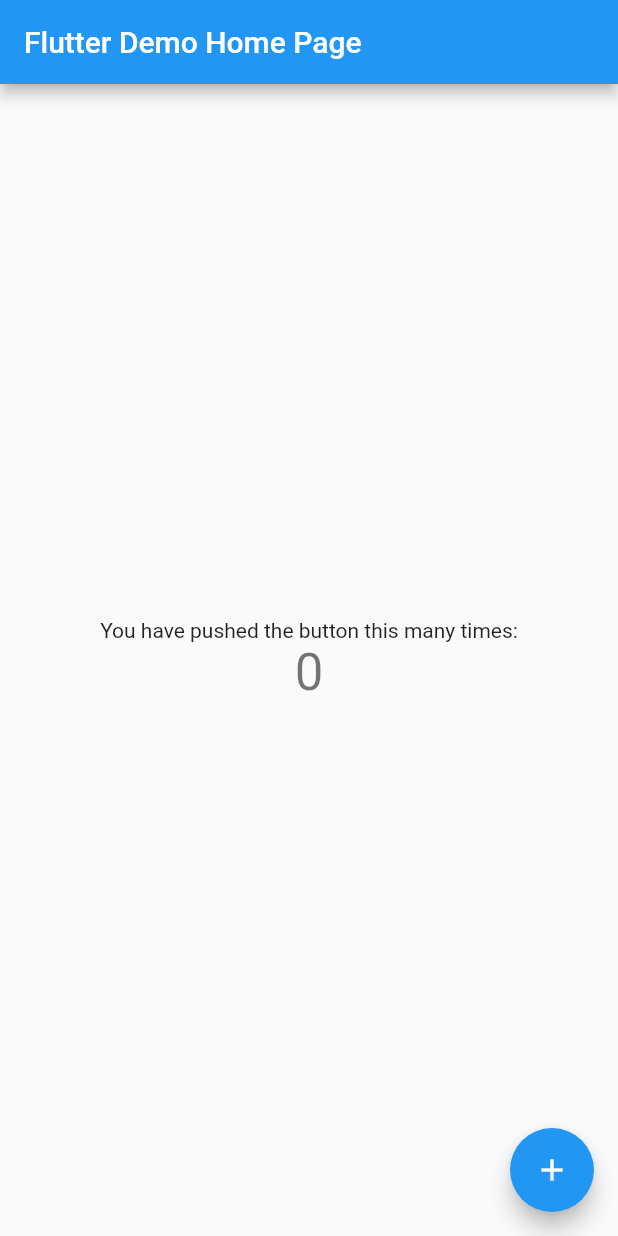
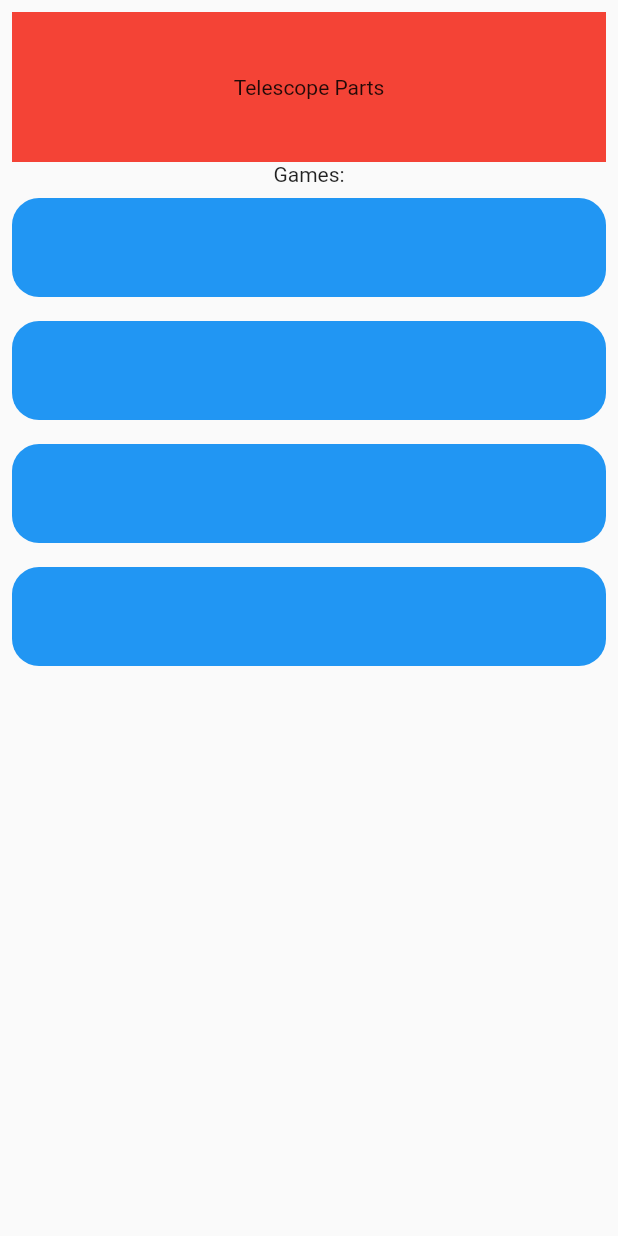
Before and after one commit to technodumb/Space-Scraper, a Flutter app: the screen it shows after launch, on a phone screen of 412 x 824 dp. Run offline on Flutter 3.47's test engine with Material 2 defaults, Android fonts, the phone set to English and light mode, and no system bars.

Commit message:
first commit

```diff
--- a/lib/main.dart
+++ b/lib/main.dart
@@ -1,4 +1,6 @@
 import 'package:flutter/material.dart';
+
+import 'screens/HomeScreen/home_screen.dart';
 
 void main() {
   runApp(const MyApp());
@@ -11,105 +13,7 @@
   @override
   Widget build(BuildContext context) {
     return MaterialApp(
-      title: 'Flutter Demo',
-      theme: ThemeData(
-        // This is the theme of your application.
-        //
-        // Try running your application with "flutter run". You'll see the
-        // application has a blue toolbar. Then, without quitting the app, try
-        // changing the primarySwatch below to Colors.green and then invoke
-        // "hot reload" (press "r" in the console where you ran "flutter run",
-        // or simply save your changes to "hot reload" in a Flutter IDE).
-        // Notice that the counter didn't reset back to zero; the application
-        // is not restarted.
-        primarySwatch: Colors.blue,
-      ),
-      home: const MyHomePage(title: 'Flutter Demo Home Page'),
+      home: HomeScreen(),
     );
   }
 }
-
-class MyHomePage extends StatefulWidget {
-  const MyHomePage({super.key, required this.title});
-
-  // This widget is the home page of your application. It is stateful, meaning
-  // that it has a State object (defined below) that contains fields that affect
-  // how it looks.
-
-  // This class is the configuration for the state. It holds the values (in this
-  // case the title) provided by the parent (in this case the App widget) and
-  // used by the build method of the State. Fields in a Widget subclass are
-  // always marked "final".
-
-  final String title;
-
-  @override
-  State<MyHomePage> createState() => _MyHomePageState();
-}
-
-class _MyHomePageState extends State<MyHomePage> {
-  int _counter = 0;
-
-  void _incrementCounter() {
-    setState(() {
-      // This call to setState tells the Flutter framework that something has
-      // changed in this State, which causes it to rerun the build method below
-      // so that the display can reflect the updated values. If we changed
-      // _counter without calling setState(), then the build method would not be
-      // called again, and so nothing would appear to happen.
-      _counter++;
-    });
-  }
-
-  @override
-  Widget build(BuildContext context) {
-    // This method is rerun every time setState is called, for instance as done
-    // by the _incrementCounter method above.
-    //
-    // The Flutter framework has been optimized to make rerunning build methods
-    // fast, so that you can just rebuild anything that needs updating rather
-    // than having to individually change instances of widgets.
-    return Scaffold(
-      appBar: AppBar(
-        // Here we take the value from the MyHomePage object that was created by
-        // the App.build method, and use it to set our appbar title.
-        title: Text(widget.title),
-      ),
-      body: Center(
-        // Center is a layout widget. It takes a single child and positions it
-        // in the middle of the parent.
-        child: Column(
-          // Column is also a layout widget. It takes a list of children and
-          // arranges them vertically. By default, it sizes itself to fit its
-          // children horizontally, and tries to be as tall as its parent.
-          //
-          // Invoke "debug painting" (press "p" in the console, choose the
-          // "Toggle Debug Paint" action from the Flutter Inspector in Android
-          // Studio, or the "Toggle Debug Paint" command in Visual Studio Code)
-          // to see the wireframe for each widget.
-          //
-          // Column has various properties to control how it sizes itself and
-          // how it positions its children. Here we use mainAxisAlignment to
-          // center the children vertically; the main axis here is the vertical
-          // axis because Columns are vertical (the cross axis would be
-          // horizontal).
-          mainAxisAlignment: MainAxisAlignment.center,
-          children: <Widget>[
-            const Text(
-              'You have pushed the button this many times:',
-            ),
-            Text(
-              '$_counter',
-              style: Theme.of(context).textTheme.headline4,
-            ),
-          ],
-        ),
-      ),
-      floatingActionButton: FloatingActionButton(
-        onPressed: _incrementCounter,
-        tooltip: 'Increment',
-        child: const Icon(Icons.add),
-      ), // This trailing comma makes auto-formatting nicer for build methods.
-    );
-  }
-}
--- /dev/null
+++ b/lib/screens/HomeScreen/home_screen.dart
@@ -0,0 +1,59 @@
+import 'package:flutter/material.dart';
+
+class HomeScreen extends StatelessWidget {
+  const HomeScreen({super.key});
+
+  @override
+  Widget build(BuildContext context) {
+    return SafeArea(
+      child: Scaffold(
+        body: Padding(
+          padding: const EdgeInsets.all(8.0),
+          child: Column(
+            children: [
+              Container(
+                color: Colors.red,
+                height: 100,
+                width: double.infinity,
+                child: Center(child: Text('Telescope Parts')),
+              ),
+              Text("Games:"),
+              RoundedGameButton(),
+              RoundedGameButton(),
+              RoundedGameButton(),
+              RoundedGameButton(),
+            ],
+          ),
+        ),
+      ),
+    );
+  }
+}
+
+class RoundedGameButton extends StatelessWidget {
+  const RoundedGameButton({super.key});
+
+  @override
+  Widget build(BuildContext context) {
+    return Padding(
+      padding: const EdgeInsets.symmetric(vertical: 8.0),
+      child: TextButton(
+        onPressed: () {},
+        style: TextButton.styleFrom(
+          shape: RoundedRectangleBorder(
+            borderRadius: BorderRadius.circular(18.0),
+          ),
+          backgroundColor: Colors.blue,
+        ),
+        child: Container(
+          height: 50,
+          width: double.infinity,
+          decoration: BoxDecoration(
+            borderRadius: BorderRadius.circular(50),
+          ),
+          child: Text('1'),
+        ),
+      ),
+    );
+  }
+}
```
